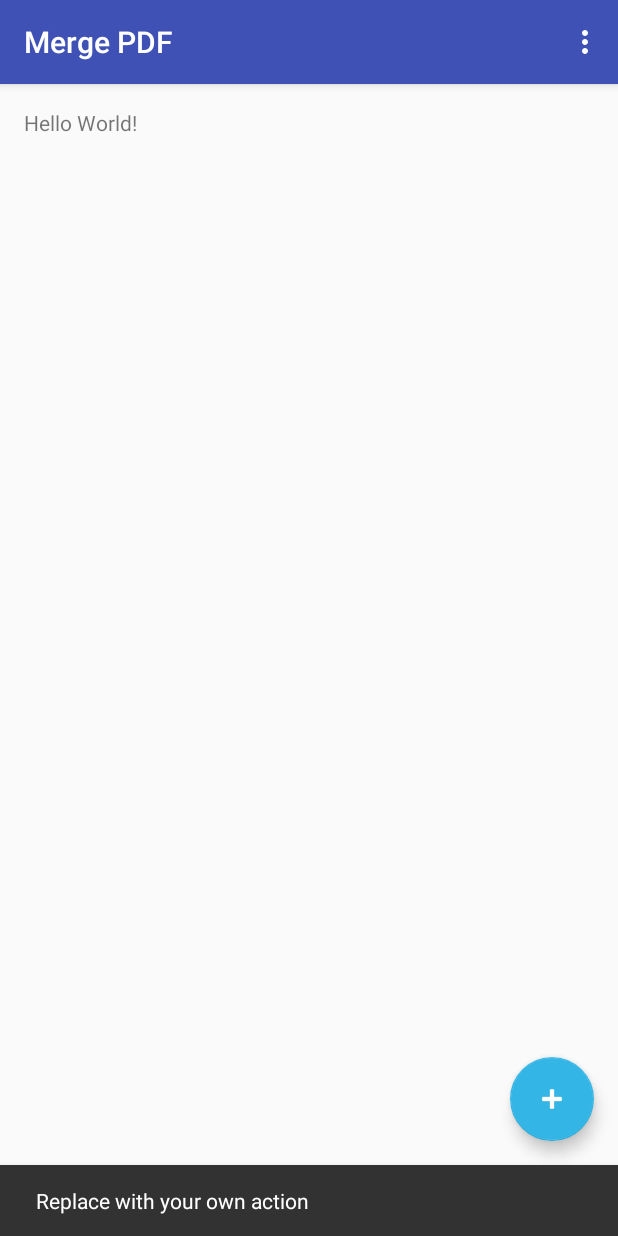
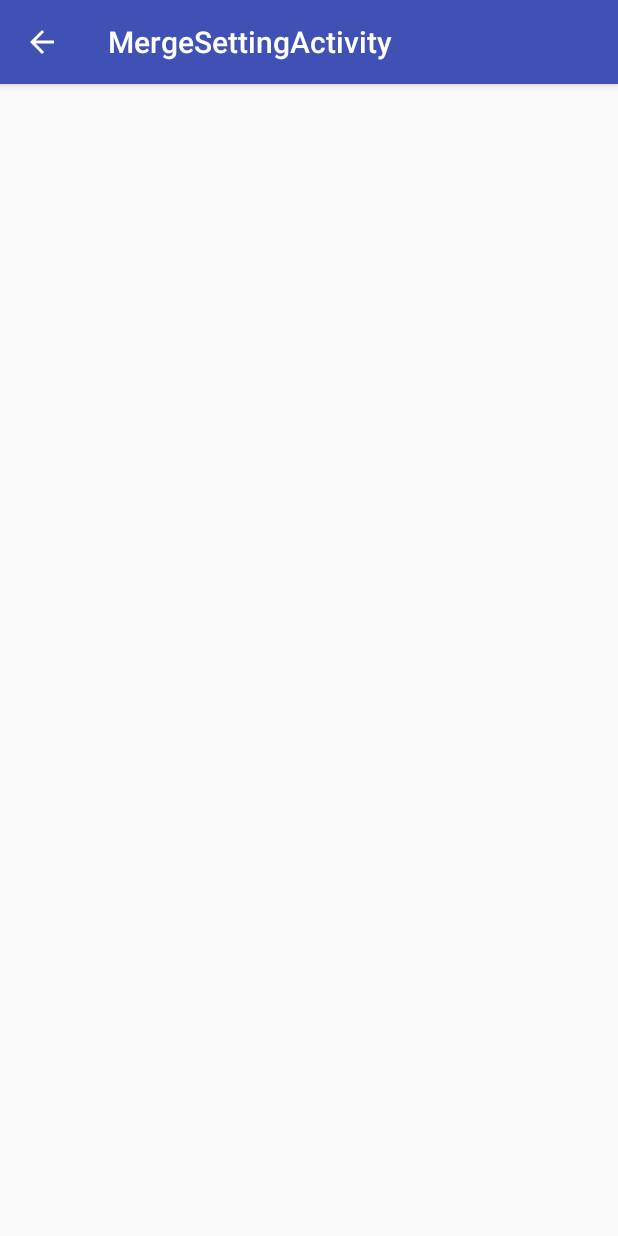
Before and after one commit to mondwan/android-MergePDF, an Android app: the screen it shows after launch (MainActivity before the commit, MergeSettingActivity after it), after a tap on an icon or button, on a phone screen of 412 x 824 dp. Run offline under Robolectric (Android 15) with nearby library versions, the phone set to English and light mode, and no system bars; 5 statements that could not run were skipped.

Commit message:
Add a page for setting how to merge a pdf

```diff
--- a/app/src/main/AndroidManifest.xml
+++ b/app/src/main/AndroidManifest.xml
@@ -18,6 +18,24 @@
                 <category android:name="android.intent.category.LAUNCHER"/>
             </intent-filter>
         </activity>
+
+        <!--
+ ATTENTION: This was auto-generated to add Google Play services to your project for
+     App Indexing.  See https://g.co/AppIndexing/AndroidStudio for more information.
+        -->
+        <meta-data
+            android:name="com.google.android.gms.version"
+            android:value="@integer/google_play_services_version"/>
+
+        <activity
+            android:name=".MergeSettingActivity"
+            android:label="@string/title_activity_merge_setting"
+            android:parentActivityName=".MainActivity"
+            android:theme="@style/AppTheme.NoActionBar">
+            <meta-data
+                android:name="android.support.PARENT_ACTIVITY"
+                android:value="com.practical_developer.mergepdf.MainActivity"/>
+        </activity>
     </application>
 
 </manifest>
--- a/app/src/main/java/com/practical_developer/mergepdf/MainActivity.java
+++ b/app/src/main/java/com/practical_developer/mergepdf/MainActivity.java
@@ -1,16 +1,29 @@
 package com.practical_developer.mergepdf;
 
+import android.content.Intent;
+import android.net.Uri;
 import android.os.Bundle;
 import android.support.design.widget.FloatingActionButton;
-import android.support.design.widget.Snackbar;
 import android.support.v7.app.AppCompatActivity;
 import android.support.v7.widget.Toolbar;
 import android.view.View;
 import android.view.Menu;
 import android.view.MenuItem;
 
+import com.google.android.gms.appindexing.Action;
+import com.google.android.gms.appindexing.AppIndex;
+import com.google.android.gms.appindexing.Thing;
+import com.google.android.gms.common.api.GoogleApiClient;
+
 public class MainActivity extends AppCompatActivity {
 
+    /**
+     * ATTENTION: This was auto-generated to implement the App Indexing API.
+     * See https://g.co/AppIndexing/AndroidStudio for more information.
+     */
+    private GoogleApiClient client;
+
+    // nox_adb.exe connect 127.0.0.1:62001
     @Override
     protected void onCreate(Bundle savedInstanceState) {
         super.onCreate(savedInstanceState);
@@ -22,10 +35,16 @@ public class MainActivity extends AppCompatActivity {
         fab.setOnClickListener(new View.OnClickListener() {
             @Override
             public void onClick(View view) {
-                Snackbar.make(view, "Replace with your own action", Snackbar.LENGTH_LONG)
-                        .setAction("Action", null).show();
+                Intent i = new Intent(
+                        MainActivity.this,
+                        MergeSettingActivity.class
+                );
+                startActivity(i);
             }
         });
+        // ATTENTION: This was auto-generated to implement the App Indexing API.
+        // See https://g.co/AppIndexing/AndroidStudio for more information.
+        client = new GoogleApiClient.Builder(this).addApi(AppIndex.API).build();
     }
 
     @Override
@@ -49,4 +68,40 @@ public class MainActivity extends AppCompatActivity {
 
         return super.onOptionsItemSelected(item);
     }
+
+    /**
+     * ATTENTION: This was auto-generated to implement the App Indexing API.
+     * See https://g.co/AppIndexing/AndroidStudio for more information.
+     */
+    public Action getIndexApiAction() {
+        Thing object = new Thing.Builder()
+                .setName("Main Page") // TODO: Define a title for the content shown.
+                // TODO: Make sure this auto-generated URL is correct.
+                .setUrl(Uri.parse("http://[ENTER-YOUR-URL-HERE]"))
+                .build();
+        return new Action.Builder(Action.TYPE_VIEW)
+                .setObject(object)
+                .setActionStatus(Action.STATUS_TYPE_COMPLETED)
+                .build();
+    }
+
+    @Override
+    public void onStart() {
+        super.onStart();
+
+        // ATTENTION: This was auto-generated to implement the App Indexing API.
+        // See https://g.co/AppIndexing/AndroidStudio for more information.
+        client.connect();
+        AppIndex.AppIndexApi.start(client, getIndexApiAction());
+    }
+
+    @Override
+    public void onStop() {
+        super.onStop();
+
+        // ATTENTION: This was auto-generated to implement the App Indexing API.
+        // See https://g.co/AppIndexing/AndroidStudio for more information.
+        AppIndex.AppIndexApi.end(client, getIndexApiAction());
+        client.disconnect();
+    }
 }
--- /dev/null
+++ b/app/src/main/java/com/practical_developer/mergepdf/MergeSettingActivity.java
@@ -0,0 +1,23 @@
+package com.practical_developer.mergepdf;
+
+import android.os.Bundle;
+import android.support.design.widget.FloatingActionButton;
+import android.support.design.widget.Snackbar;
+import android.support.v7.app.AppCompatActivity;
+import android.support.v7.widget.Toolbar;
+import android.view.View;
+
+public class MergeSettingActivity extends AppCompatActivity {
+
+    @Override
+    protected void onCreate(Bundle savedInstanceState) {
+        super.onCreate(savedInstanceState);
+        setContentView(R.layout.activity_merge_setting);
+        Toolbar toolbar = (Toolbar) findViewById(R.id.toolbar);
+        setSupportActionBar(toolbar);
+        if(getSupportActionBar() != null){
+            getSupportActionBar().setDisplayHomeAsUpEnabled(true);
+        }
+    }
+
+}
--- /dev/null
+++ b/app/src/main/res/layout/activity_merge_setting.xml
@@ -0,0 +1,27 @@
+<?xml version="1.0" encoding="utf-8"?>
+<android.support.design.widget.CoordinatorLayout
+    xmlns:android="http://schemas.android.com/apk/res/android"
+    xmlns:app="http://schemas.android.com/apk/res-auto"
+    xmlns:tools="http://schemas.android.com/tools"
+    android:layout_width="match_parent"
+    android:layout_height="match_parent"
+    android:fitsSystemWindows="true"
+    tools:context="com.practical_developer.mergepdf.MergeSettingActivity">
+
+    <android.support.design.widget.AppBarLayout
+        android:layout_width="match_parent"
+        android:layout_height="wrap_content"
+        android:theme="@style/AppTheme.AppBarOverlay">
+
+        <android.support.v7.widget.Toolbar
+            android:id="@+id/toolbar"
+            android:layout_width="match_parent"
+            android:layout_height="?attr/actionBarSize"
+            android:background="?attr/colorPrimary"
+            app:popupTheme="@style/AppTheme.PopupOverlay"/>
+
+    </android.support.design.widget.AppBarLayout>
+
+    <include layout="@layout/content_merge_setting"/>
+
+</android.support.design.widget.CoordinatorLayout>
--- /dev/null
+++ b/app/src/main/res/layout/content_merge_setting.xml
@@ -0,0 +1,17 @@
+<?xml version="1.0" encoding="utf-8"?>
+<RelativeLayout
+    xmlns:android="http://schemas.android.com/apk/res/android"
+    xmlns:app="http://schemas.android.com/apk/res-auto"
+    xmlns:tools="http://schemas.android.com/tools"
+    android:id="@+id/content_merge_setting"
+    android:layout_width="match_parent"
+    android:layout_height="match_parent"
+    android:paddingBottom="@dimen/activity_vertical_margin"
+    android:paddingLeft="@dimen/activity_horizontal_margin"
+    android:paddingRight="@dimen/activity_horizontal_margin"
+    android:paddingTop="@dimen/activity_vertical_margin"
+    app:layout_behavior="@string/appbar_scrolling_view_behavior"
+    tools:context="com.practical_developer.mergepdf.MergeSettingActivity"
+    tools:showIn="@layout/activity_merge_setting">
+
+</RelativeLayout>
--- a/app/src/main/res/values/strings.xml
+++ b/app/src/main/res/values/strings.xml
@@ -1,4 +1,5 @@
 <resources>
     <string name="app_name">Merge PDF</string>
     <string name="about_setting">About</string>
+    <string name="title_activity_merge_setting">MergeSettingActivity</string>
 </resources>
```
